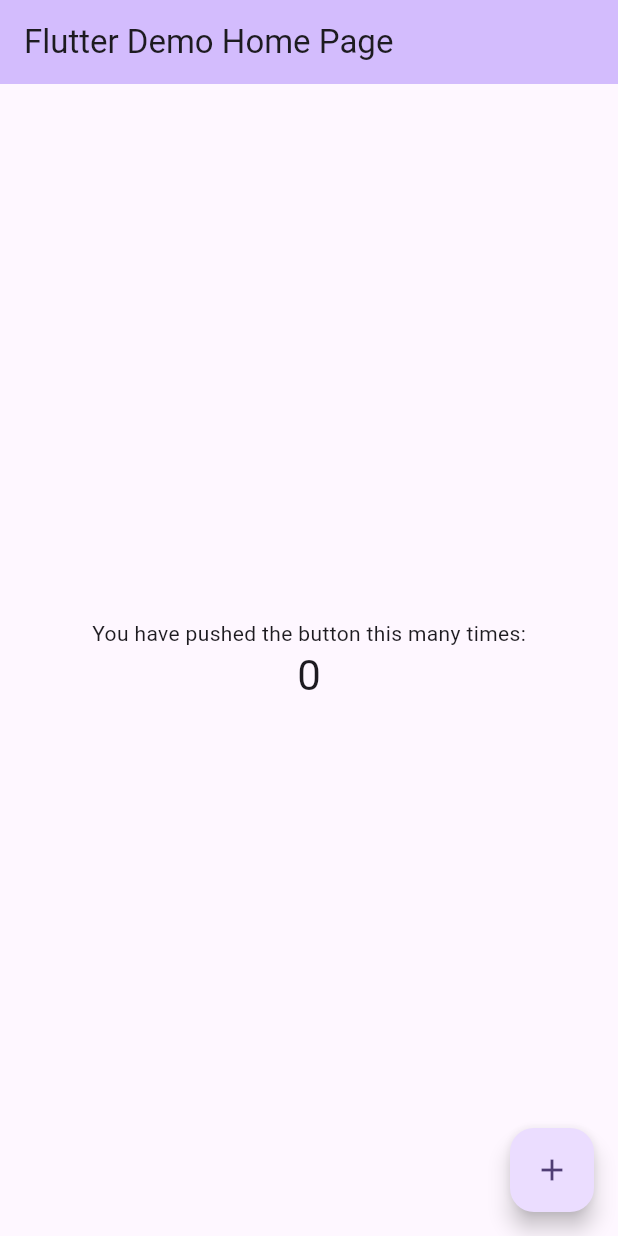
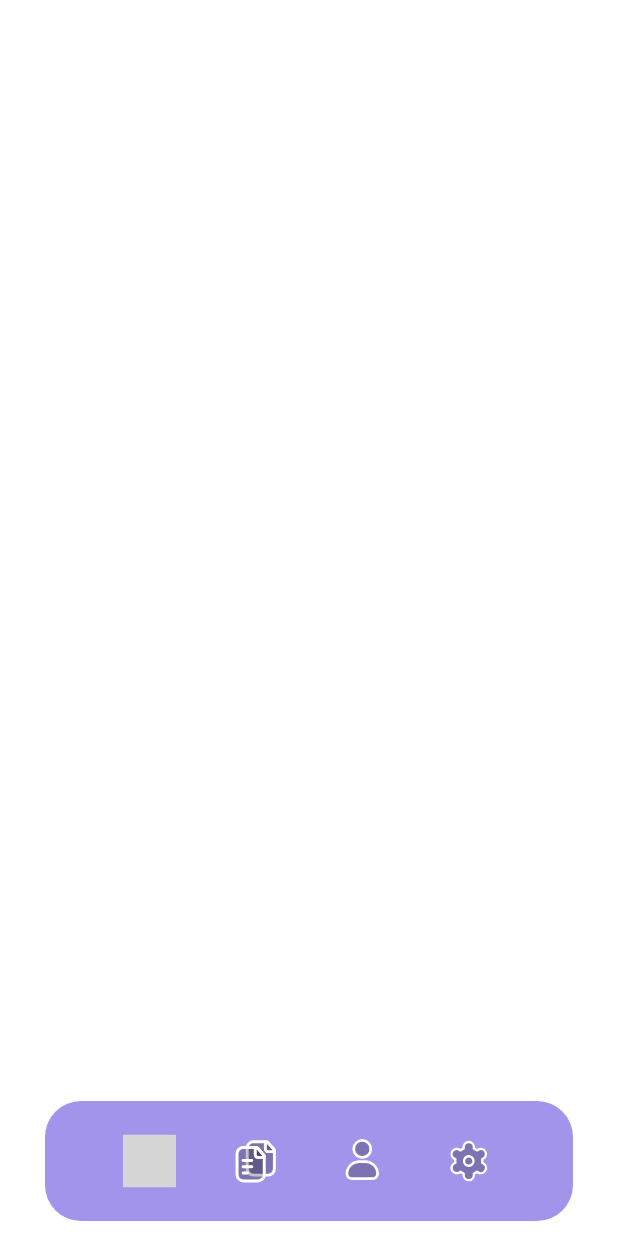
Before and after one commit to riju-stone/autopass, a Flutter app: the screen it shows after launch, on a phone screen of 412 x 824 dp. Run offline on Flutter 3.47's test engine with Material 3 defaults, Android fonts, the light colour scheme and no system bars; our stand-ins replace lottie; grey boxes are pictures that could not be loaded.

Commit message:
added bottom nav bar

```diff
--- /dev/null
+++ b/lib/bottom_navigation.dart
@@ -0,0 +1,53 @@
+import 'package:autopass/constants.dart';
+import 'package:autopass/custom/lottie_icons.dart';
+import 'package:flutter/material.dart';
+
+class BottomNavigation extends StatefulWidget {
+  const BottomNavigation({super.key});
+
+  @override
+  State<BottomNavigation> createState() => _BottomNavigationState();
+}
+
+class _BottomNavigationState extends State<BottomNavigation> {
+  @override
+  Widget build(BuildContext context) {
+    return Scaffold(
+      backgroundColor: darkBackgroundColor,
+      bottomNavigationBar: SafeArea(
+        child: Container(
+          height: 80,
+          padding: const EdgeInsets.all(12),
+          margin: const EdgeInsets.symmetric(horizontal: 30, vertical: 10),
+          decoration: BoxDecoration(
+            color: primaryColor.withOpacity(1),
+            borderRadius: const BorderRadius.all(Radius.circular(24)),
+          ),
+          child:
+              const Row(mainAxisAlignment: MainAxisAlignment.center, children: [
+            LottieIcon(
+              iconName: "home",
+              height: 35,
+              width: 55,
+            ),
+            LottieIcon(
+              iconName: "vault",
+              height: 38,
+              width: 55,
+            ),
+            LottieIcon(
+              iconName: "user",
+              height: 35,
+              width: 55,
+            ),
+            LottieIcon(
+              iconName: "settings",
+              height: 30,
+              width: 55,
+            )
+          ]),
+        ),
+      ),
+    );
+  }
+}
--- /dev/null
+++ b/lib/constants.dart
@@ -0,0 +1,9 @@
+import 'dart:ui';
+
+import 'package:flutter/material.dart';
+
+const Color primaryColor = Color(0x00a194ea);
+const Color secondaryColor = Color(0x00d9fe82);
+const Color tertiaryColor = Color(0x00f3b1f7);
+
+const Color darkBackgroundColor = Color(0x00141414);
--- /dev/null
+++ b/lib/custom/lottie_icons.dart
@@ -0,0 +1,49 @@
+import 'package:flutter/material.dart';
+import 'package:lottie/lottie.dart';
+
+class LottieIcon extends StatefulWidget {
+  const LottieIcon(
+      {super.key,
+      required this.iconName,
+      required this.height,
+      required this.width});
+
+  final String iconName;
+  final double height;
+  final double width;
+
+  @override
+  State<LottieIcon> createState() => _LottieIconState();
+}
+
+class _LottieIconState extends State<LottieIcon> with TickerProviderStateMixin {
+  late final AnimationController _controller;
+
+  @override
+  void initState() {
+    super.initState();
+    _controller = AnimationController(vsync: this);
+  }
+
+  @override
+  void dispose() {
+    _controller.dispose();
+    super.dispose();
+  }
+
+  @override
+  Widget build(BuildContext context) {
+    return IconButton(
+      onPressed: () {
+        _controller.reset();
+        _controller.forward();
+      },
+      icon: Lottie.asset('assets/icons/animated/${widget.iconName}.json',
+          height: widget.height,
+          width: widget.width,
+          controller: _controller, onLoaded: (composition) {
+        _controller.duration = composition.duration;
+      }),
+    );
+  }
+}
--- a/lib/main.dart
+++ b/lib/main.dart
@@ -1,4 +1,5 @@
 import 'package:flutter/material.dart';
+import 'package:autopass/bottom_navigation.dart';
 
 void main() {
   runApp(const MyApp());
@@ -11,115 +12,12 @@
   @override
   Widget build(BuildContext context) {
     return MaterialApp(
-      title: 'Flutter Demo',
-      theme: ThemeData(
-        // This is the theme of your application.
-        //
-        // TRY THIS: Try running your application with "flutter run". You'll see
-        // the application has a purple toolbar. Then, without quitting the app,
-        // try changing the seedColor in the colorScheme below to Colors.green
-        // and then invoke "hot reload" (save your changes or press the "hot
-        // reload" button in a Flutter-supported IDE, or press "r" if you used
-        // the command line to start the app).
-        //
-        // Notice that the counter didn't reset back to zero; the application
-        // state is not lost during the reload. To reset the state, use hot
-        // restart instead.
-        //
-        // This works for code too, not just values: Most code changes can be
-        // tested with just a hot reload.
-        colorScheme: ColorScheme.fromSeed(seedColor: Colors.deepPurple),
-        useMaterial3: true,
-      ),
-      home: const MyHomePage(title: 'Flutter Demo Home Page'),
-    );
+        debugShowCheckedModeBanner: false,
+        title: 'AutoPass',
+        theme: ThemeData(
+            colorScheme: ColorScheme.fromSeed(seedColor: Colors.deepPurple),
+            useMaterial3: true,
+            scaffoldBackgroundColor: Colors.white),
+        home: const BottomNavigation());
   }
 }
-
-class MyHomePage extends StatefulWidget {
-  const MyHomePage({super.key, required this.title});
-
-  // This widget is the home page of your application. It is stateful, meaning
-  // that it has a State object (defined below) that contains fields that affect
-  // how it looks.
-
-  // This class is the configuration for the state. It holds the values (in this
-  // case the title) provided by the parent (in this case the App widget) and
-  // used by the build method of the State. Fields in a Widget subclass are
-  // always marked "final".
-
-  final String title;
-
-  @override
-  State<MyHomePage> createState() => _MyHomePageState();
-}
-
-class _MyHomePageState extends State<MyHomePage> {
-  int _counter = 0;
-
-  void _incrementCounter() {
-    setState(() {
-      // This call to setState tells the Flutter framework that something has
-      // changed in this State, which causes it to rerun the build method below
-      // so that the display can reflect the updated values. If we changed
-      // _counter without calling setState(), then the build method would not be
-      // called again, and so nothing would appear to happen.
-      _counter++;
-    });
-  }
-
-  @override
-  Widget build(BuildContext context) {
-    // This method is rerun every time setState is called, for instance as done
-    // by the _incrementCounter method above.
-    //
-    // The Flutter framework has been optimized to make rerunning build methods
-    // fast, so that you can just rebuild anything that needs updating rather
-    // than having to individually change instances of widgets.
-    return Scaffold(
-      appBar: AppBar(
-        // TRY THIS: Try changing the color here to a specific color (to
-        // Colors.amber, perhaps?) and trigger a hot reload to see the AppBar
-        // change color while the other colors stay the same.
-        backgroundColor: Theme.of(context).colorScheme.inversePrimary,
-        // Here we take the value from the MyHomePage object that was created by
-        // the App.build method, and use it to set our appbar title.
-        title: Text(widget.title),
-      ),
-      body: Center(
-        // Center is a layout widget. It takes a single child and positions it
-        // in the middle of the parent.
-        child: Column(
-          // Column is also a layout widget. It takes a list of children and
-          // arranges them vertically. By default, it sizes itself to fit its
-          // children horizontally, and tries to be as tall as its parent.
-          //
-          // Column has various properties to control how it sizes itself and
-          // how it positions its children. Here we use mainAxisAlignment to
-          // center the children vertically; the main axis here is the vertical
-          // axis because Columns are vertical (the cross axis would be
-          // horizontal).
-          //
-          // TRY THIS: Invoke "debug painting" (choose the "Toggle Debug Paint"
-          // action in the IDE, or press "p" in the console), to see the
-          // wireframe for each widget.
-          mainAxisAlignment: MainAxisAlignment.center,
-          children: <Widget>[
-            const Text(
-              'You have pushed the button this many times:',
-            ),
-            Text(
-              '$_counter',
-              style: Theme.of(context).textTheme.headlineMedium,
-            ),
-          ],
-        ),
-      ),
-      floatingActionButton: FloatingActionButton(
-        onPressed: _incrementCounter,
-        tooltip: 'Increment',
-        child: const Icon(Icons.add),
-      ), // This trailing comma makes auto-formatting nicer for build methods.
-    );
-  }
-}
```
Also changed, not shown: assets/icons/animated/home.json (added, +1 -0 lines), assets/icons/animated/settings.json (added, +1 -0 lines), assets/icons/animated/user.json (added, +1 -0 lines), assets/icons/animated/vault.json (added, +1 -0 lines), pubspec.yaml (+5 -3 lines), 2 other files.
